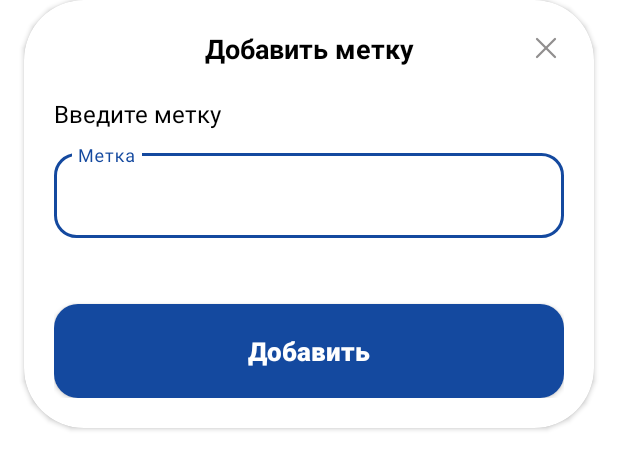
After one commit to Ru7tam/Electron, an Android app: the layout add_label_dialog.xml on its own in the app's theme, with its tools: preview values and no code run, on a phone screen of 412 x 824 dp. The commit adds this screen. Shown: the top 469 px of the screen. Run offline under Robolectric (Android 15) with nearby library versions, the phone set to English and light mode, and no system bars.

Commit message:
unit and add_label dialogs created

```diff
--- a/app/build.gradle
+++ b/app/build.gradle
@@ -36,6 +36,8 @@ android {
 }
 
 dependencies {
+    implementation 'com.github.jakebonk:ChipView:1.0.1'
+
     def ev_version = "1.0.4"
     implementation "com.wajahatkarim:easyvalidation-core:$ev_version"
 
--- /dev/null
+++ b/app/src/main/res/layout/add_label_dialog.xml
@@ -0,0 +1,124 @@
+<?xml version="1.0" encoding="utf-8"?>
+<androidx.cardview.widget.CardView
+    android:layout_gravity="center_horizontal"
+    app:cardCornerRadius="40dp"
+    android:id="@+id/dialog"
+    xmlns:android="http://schemas.android.com/apk/res/android"
+    xmlns:app="http://schemas.android.com/apk/res-auto"
+    android:layout_width="380dp"
+    android:layout_height="wrap_content">
+
+    <androidx.constraintlayout.widget.ConstraintLayout
+        android:orientation="horizontal"
+        android:layout_marginVertical="20dp"
+        android:layout_marginHorizontal="20dp"
+        android:layout_width="match_parent"
+        android:layout_height="match_parent">
+
+        <TextView
+            android:id="@+id/dialog_label"
+            app:layout_constraintRight_toRightOf="parent"
+            android:gravity="center_horizontal"
+            app:layout_constraintLeft_toLeftOf="parent"
+            app:layout_constraintTop_toTopOf="parent"
+            android:layout_width="220dp"
+            android:text="Добавить метку"
+            android:textSize="18sp"
+            android:textStyle="bold"
+            android:textColor="@color/black"
+            android:layout_height="wrap_content"/>
+
+        <LinearLayout
+            app:layout_constraintRight_toRightOf="parent"
+            app:layout_constraintTop_toTopOf="parent"
+
+            android:layout_gravity="right"
+            android:layout_width="wrap_content"
+            android:layout_height="wrap_content">
+            <ImageView
+                android:id="@+id/closeDialog"
+                android:layout_width="match_parent"
+                android:src="@drawable/cancel"
+                android:layout_height="match_parent"/>
+        </LinearLayout>
+
+        <LinearLayout
+            android:layout_marginTop="20dp"
+            android:id="@+id/adress"
+            android:orientation="vertical"
+            app:layout_constraintLeft_toLeftOf="parent"
+            app:layout_constraintTop_toBottomOf="@+id/dialog_label"
+            android:layout_width="match_parent"
+            android:layout_height="wrap_content">
+
+            <TextView
+                android:textSize="16sp"
+                android:textColor="@color/black"
+                android:layout_width="wrap_content"
+                android:layout_height="wrap_content"
+                android:text="Введите метку"/>
+
+            <com.google.android.material.textfield.TextInputLayout
+                app:boxCornerRadiusTopStart="@dimen/cornerRaduisInput"
+                app:boxCornerRadiusBottomEnd="@dimen/cornerRaduisInput"
+                app:boxCornerRadiusBottomStart="@dimen/cornerRaduisInput"
+                app:boxCornerRadiusTopEnd="@dimen/cornerRaduisInput"
+                android:layout_marginTop="10dp"
+                app:endIconDrawable="@drawable/cancel"
+                android:id="@+id/editTextPassword"
+                android:layout_width="match_parent"
+                android:layout_height="wrap_content"
+                android:hint="Метка"
+                style="@style/Widget.MaterialComponents.TextInputLayout.OutlinedBox">
+                <com.google.android.material.textfield.TextInputEditText
+                    android:layout_width="match_parent"
+                    android:layout_height="wrap_content" />
+
+            </com.google.android.material.textfield.TextInputLayout>
+
+        </LinearLayout>
+
+        <LinearLayout
+            android:id="@+id/appartment"
+            android:layout_marginTop="12dp"
+            android:orientation="vertical"
+            app:layout_constraintLeft_toLeftOf="parent"
+            app:layout_constraintTop_toBottomOf="@+id/adress"
+            android:layout_width="match_parent"
+            android:layout_height="wrap_content">
+
+            <LinearLayout
+                android:layout_width="match_parent"
+                android:orientation="horizontal"
+                android:layout_height="wrap_content">
+
+                <androidx.recyclerview.widget.RecyclerView
+                    android:id="@+id/labels"
+                    android:layout_width="match_parent"
+                    android:layout_height="wrap_content"/>
+
+            </LinearLayout>
+
+        </LinearLayout>
+
+        <Button
+            android:id="@+id/createTask"
+            style="@style/buttonSignUp"
+            android:layout_width="match_parent"
+            android:layout_height="wrap_content"
+            android:layout_marginTop="32dp"
+            android:layout_marginStart="0dp"
+            android:layout_marginEnd="0dp"
+            android:inputType="textCapCharacters"
+            android:text="Добавить"
+            android:textSize="17sp"
+            android:textStyle="bold"
+            app:layout_constraintLeft_toLeftOf="parent"
+            app:layout_constraintTop_toBottomOf="@+id/appartment" />
+
+
+    </androidx.constraintlayout.widget.ConstraintLayout>
+
+
+
+</androidx.cardview.widget.CardView>
--- a/app/src/main/res/layout/bottomsheet.xml
+++ b/app/src/main/res/layout/bottomsheet.xml
@@ -39,6 +39,7 @@
                     android:orientation="vertical"
                     android:layout_height="wrap_content">
                     <TextView
+                        android:id="@+id/unit"
                         android:layout_marginTop="11dp"
                         android:layout_marginStart="12dp"
                         android:textColor="@color/black"
@@ -64,6 +65,7 @@
                     android:orientation="vertical"
                     android:layout_height="wrap_content">
                     <TextView
+                        android:id="@+id/add_label"
                         android:layout_marginTop="11dp"
                         android:layout_marginStart="12dp"
                         android:textColor="@color/black"
--- a/app/src/main/res/values/colors.xml
+++ b/app/src/main/res/values/colors.xml
@@ -20,5 +20,6 @@
     <color name="colorView">#B9B9BB</color>
     <color name="cardViewColor">#EEEEEE</color>
     <color name="colorChangeImage">#14499F</color>
+    <color name="labelColor">#478ECC</color>
 
 </resources>
--- a/settings.gradle
+++ b/settings.gradle
@@ -9,7 +9,10 @@ dependencyResolutionManagement {
     repositoriesMode.set(RepositoriesMode.FAIL_ON_PROJECT_REPOS)
     repositories {
         google()
+        jcenter()
         mavenCentral()
+        maven { url "https://jitpack.io"
+        }
     }
 }
 rootProject.name = "house_analysis"
```
Also changed, not shown: app/src/main/AndroidManifest.xml (+4 -4 lines), app/src/main/java/com/example/house_analysis/ui/profile/bottom_nav/BottomSheetDialogFagment.kt (+53 -0 lines), app/src/main/res/layout/item_label.xml (added, +23 -0 lines), app/src/main/res/layout/unit_dialog.xml (added, +144 -0 lines), gradle.properties (+11 -16 lines).
